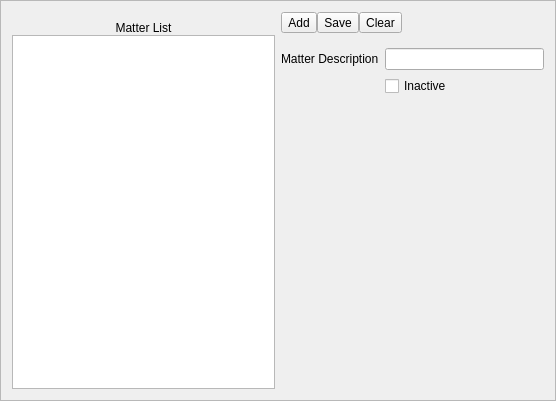
This is UI/ManageMatters.ui in dominict/Rudy as Qt 5 draws it before an edit. The edited form follows.
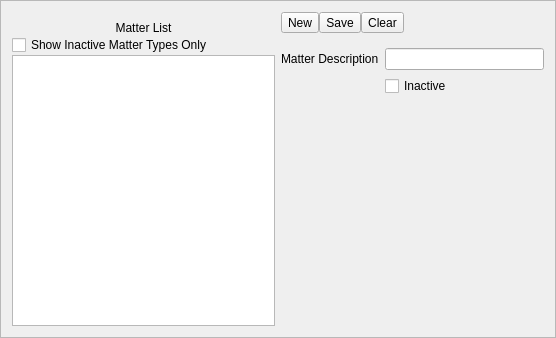
This is the edited form. Icons and pictures are not drawn.

Commit message: Completed Matter Management Window

The edit to the form file:
```diff
--- a/UI/ManageMatters.ui
+++ b/UI/ManageMatters.ui
@@ -10,7 +10,7 @@
     <x>0</x>
     <y>0</y>
     <width>556</width>
-    <height>401</height>
+    <height>338</height>
    </rect>
   </property>
   <property name="windowTitle">
@@ -48,7 +48,14 @@
       </widget>
      </item>
      <item>
-      <widget class="QListWidget" name="listWidget"/>
+      <widget class="QCheckBox" name="showInactive">
+       <property name="text">
+        <string>Show Inactive Matter Types Only</string>
+       </property>
+      </widget>
+     </item>
+     <item>
+      <widget class="QListWidget" name="matterList"/>
      </item>
     </layout>
    </item>
@@ -57,7 +64,7 @@
      <item>
       <widget class="QToolButton" name="add">
        <property name="text">
-        <string>Add</string>
+        <string>New</string>
        </property>
        <property name="icon">
         <iconset>
```
Left out of the diff: 2 changed lines with no effect on the pictures. The commit also changes 5 other files.
